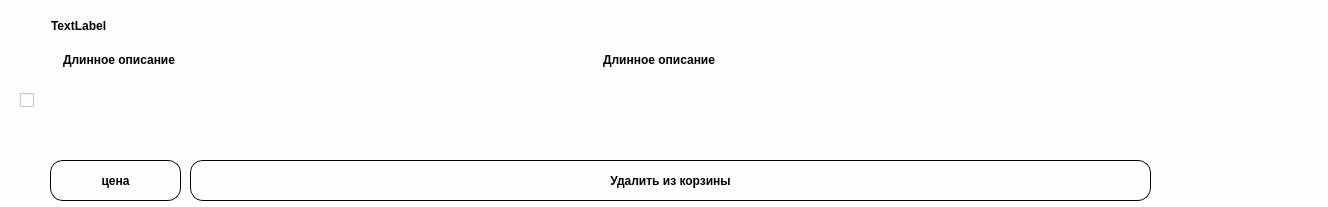
yobysheva/pyQT_DressesStore, file korzina_item.ui: the form before one commit.
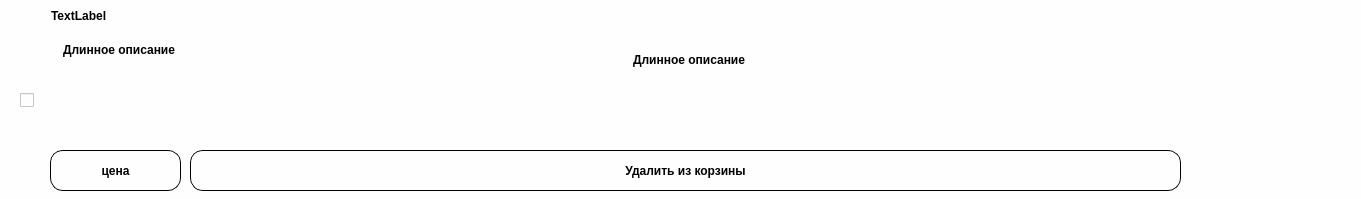
The form after the commit.

```diff
--- a/korzina_item.ui
+++ b/korzina_item.ui
@@ -6,8 +6,8 @@
    <rect>
     <x>0</x>
     <y>0</y>
-    <width>1328</width>
-    <height>207</height>
+    <width>1361</width>
+    <height>199</height>
    </rect>
   </property>
   <property name="windowTitle">
@@ -20,8 +20,8 @@
    <property name="geometry">
     <rect>
      <x>60</x>
-     <y>50</y>
-     <width>521</width>
+     <y>40</y>
+     <width>551</width>
      <height>101</height>
     </rect>
    </property>
@@ -47,7 +47,7 @@
    <property name="geometry">
     <rect>
      <x>50</x>
-     <y>10</y>
+     <y>0</y>
      <width>421</width>
      <height>31</height>
     </rect>
@@ -70,10 +70,10 @@
   <widget class="QWidget" name="verticalLayoutWidget">
    <property name="geometry">
     <rect>
-     <x>1160</x>
-     <y>10</y>
-     <width>161</width>
-     <height>191</height>
+     <x>1210</x>
+     <y>-10</y>
+     <width>151</width>
+     <height>201</height>
     </rect>
    </property>
    <layout class="QVBoxLayout" name="verticalLayout"/>
@@ -81,9 +81,9 @@
   <widget class="QLabel" name="long_description_2">
    <property name="geometry">
     <rect>
-     <x>600</x>
+     <x>630</x>
      <y>50</y>
-     <width>541</width>
+     <width>551</width>
      <height>101</height>
     </rect>
    </property>
@@ -109,8 +109,8 @@
    <property name="geometry">
     <rect>
      <x>190</x>
-     <y>160</y>
-     <width>961</width>
+     <y>150</y>
+     <width>991</width>
      <height>41</height>
     </rect>
    </property>
@@ -187,7 +187,7 @@
    <property name="geometry">
     <rect>
      <x>50</x>
-     <y>160</y>
+     <y>150</y>
      <width>131</width>
      <height>41</height>
     </rect>
```
Left out of the diff: 4 changed lines with no effect on the pictures.
